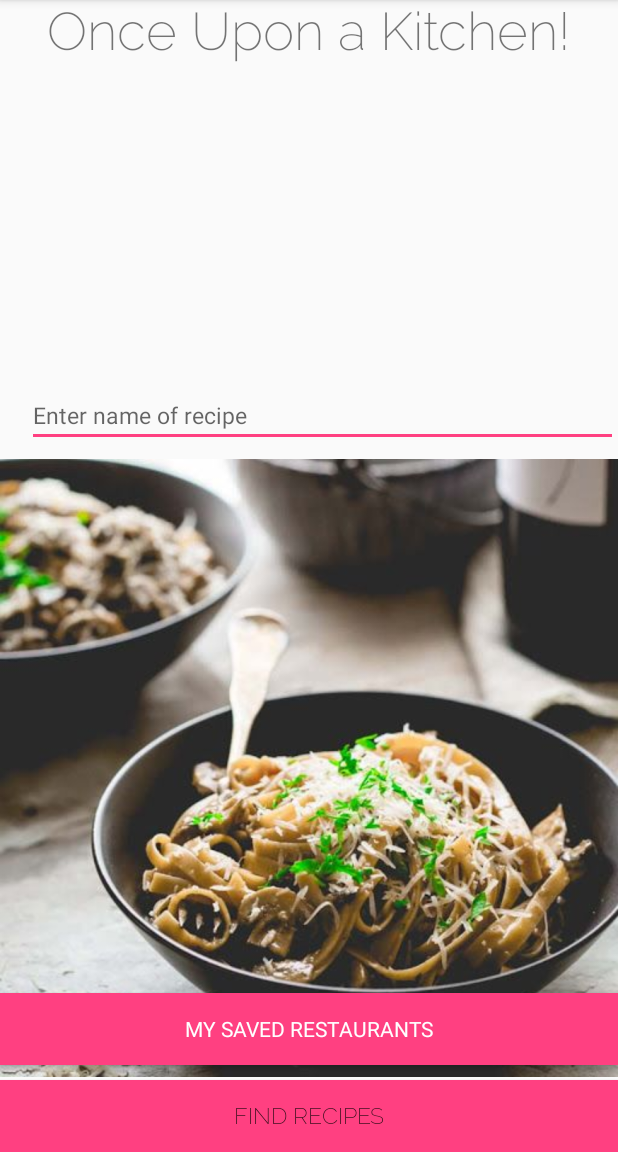
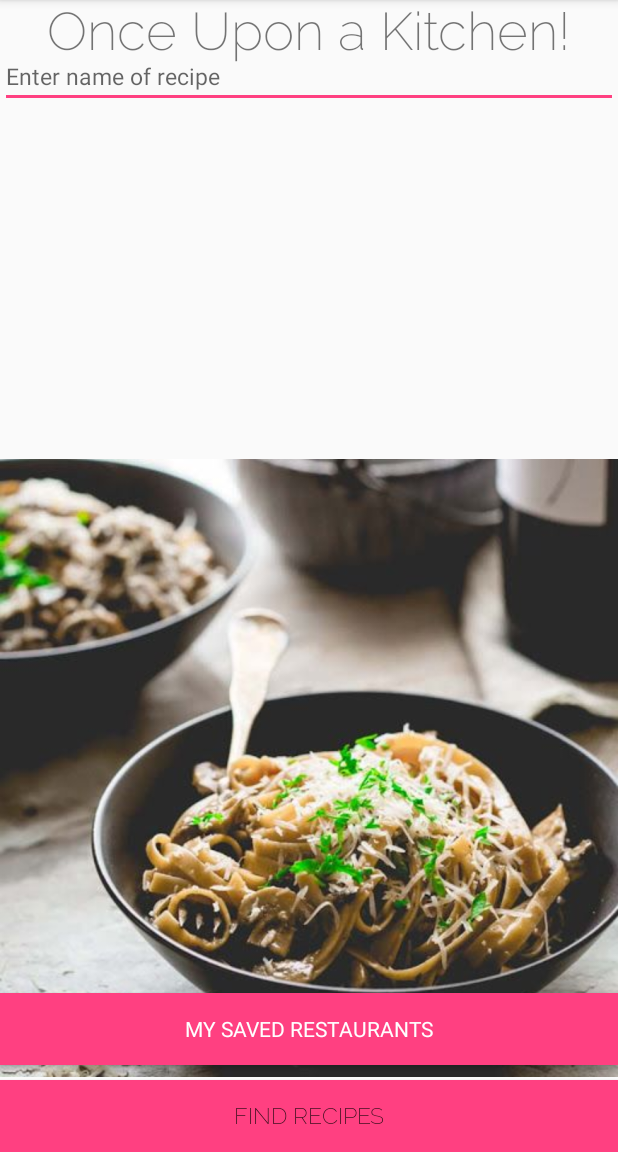
Before and after one commit to carolynemilgo/InstaRecipe, an Android app: the MainActivity screen opened directly, with no data from a screen before it, on a phone screen of 412 x 824 dp, the part 84-1236 px from its top. Run offline under Robolectric (Android 15) with nearby library versions, the phone set to English and light mode, and no system bars; our stand-ins replace ButterKnife, Firebase (no records; nobody signed in at launch, a user with empty details on screens opened directly).

```diff
--- a/app/src/main/res/layout/activity_main.xml
+++ b/app/src/main/res/layout/activity_main.xml
@@ -34,12 +34,10 @@
         android:textSize="15sp"
         android:hint="Enter name of recipe"
         android:textColor="@color/colorWhite"
-        android:layout_alignTop="@+id/welcomePage"
+        android:layout_marginTop="30dp"
+        android:layout_alignParentTop="true"
         android:layout_alignParentLeft="true"
-        android:layout_alignParentStart="true"
-        android:layout_marginLeft="18dp"
-        android:layout_marginStart="18dp"
-        />
+        android:layout_alignParentStart="true" />
 
     <Button
         android:layout_width="match_parent"
```
Also changed, not shown: app/src/main/java/com/example/carol/instarecipe/CreateAccountActivity.java (+40 -2 lines).
